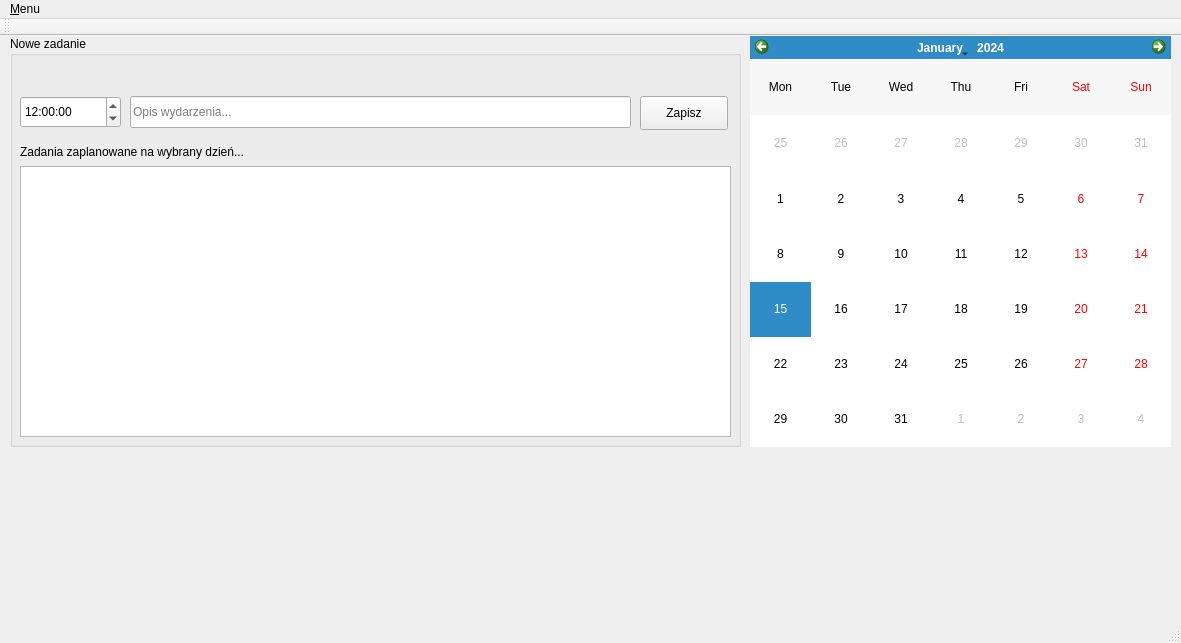
Above: terminarz/mainwindow.ui from awojcik64/terminarz before the change. Below: the same form after it.
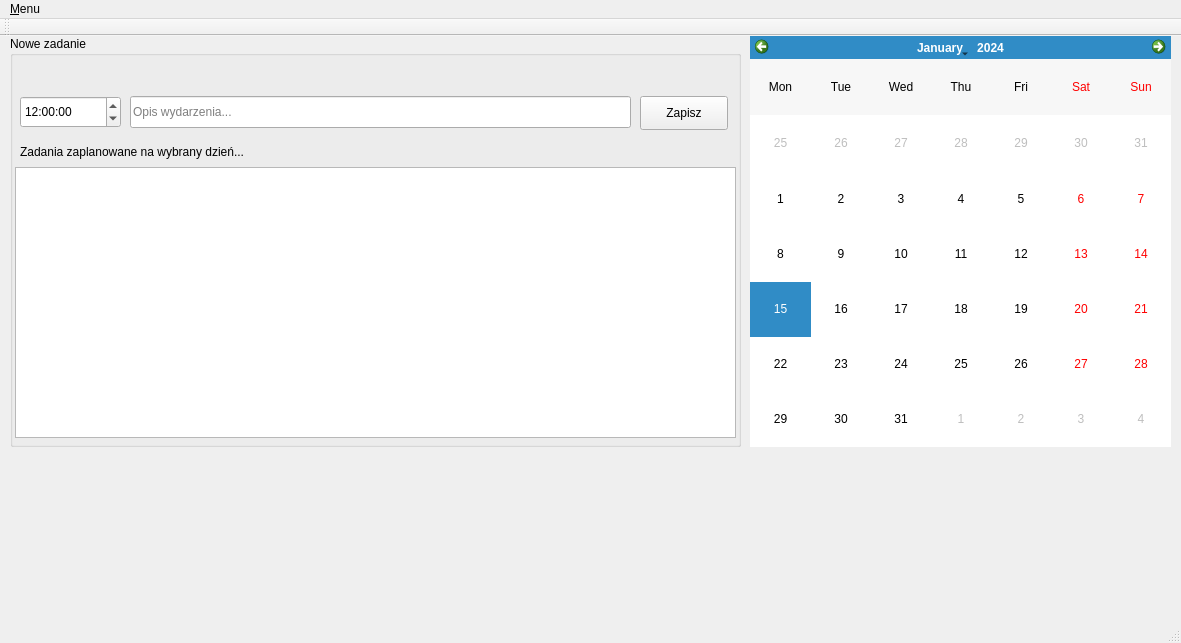
That is the form after the change.

```diff
--- a/terminarz/mainwindow.ui
+++ b/terminarz/mainwindow.ui
@@ -26,16 +26,6 @@
     <property name="title">
      <string>Nowe zadanie</string>
     </property>
-    <widget class="QColumnView" name="columnView">
-     <property name="geometry">
-      <rect>
-       <x>10</x>
-       <y>130</y>
-       <width>711</width>
-       <height>271</height>
-      </rect>
-     </property>
-    </widget>
     <widget class="QLineEdit" name="lineEdit">
      <property name="geometry">
       <rect>
@@ -101,6 +91,16 @@
       </time>
      </property>
     </widget>
+    <widget class="QTableView" name="tableView">
+     <property name="geometry">
+      <rect>
+       <x>5</x>
+       <y>131</y>
+       <width>721</width>
+       <height>271</height>
+      </rect>
+     </property>
+    </widget>
    </widget>
    <widget class="QCalendarWidget" name="calendarWidget">
     <property name="geometry">
```
